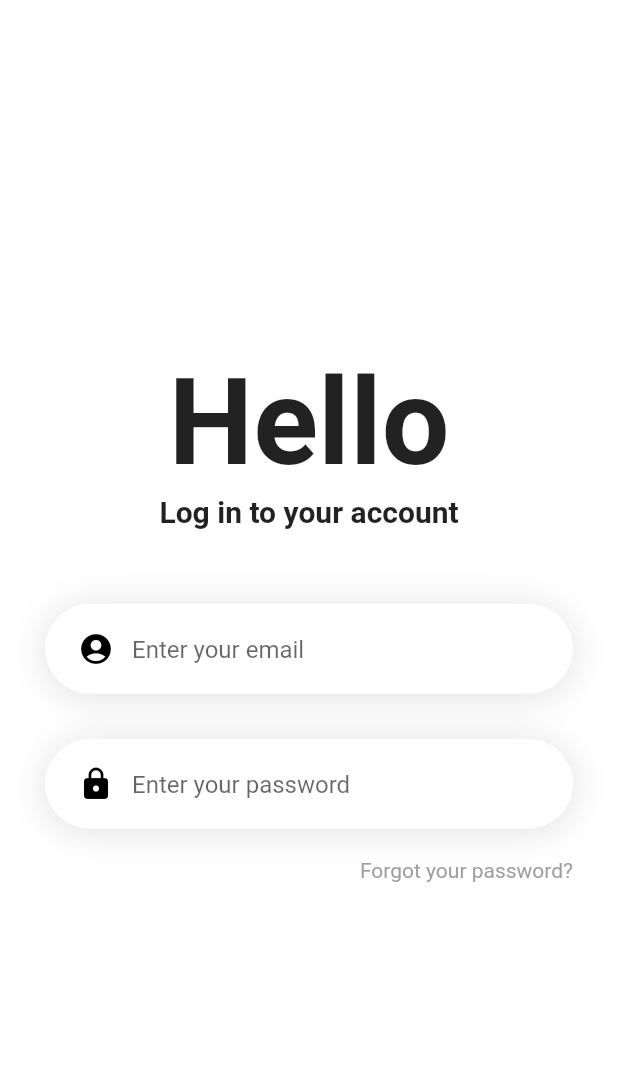
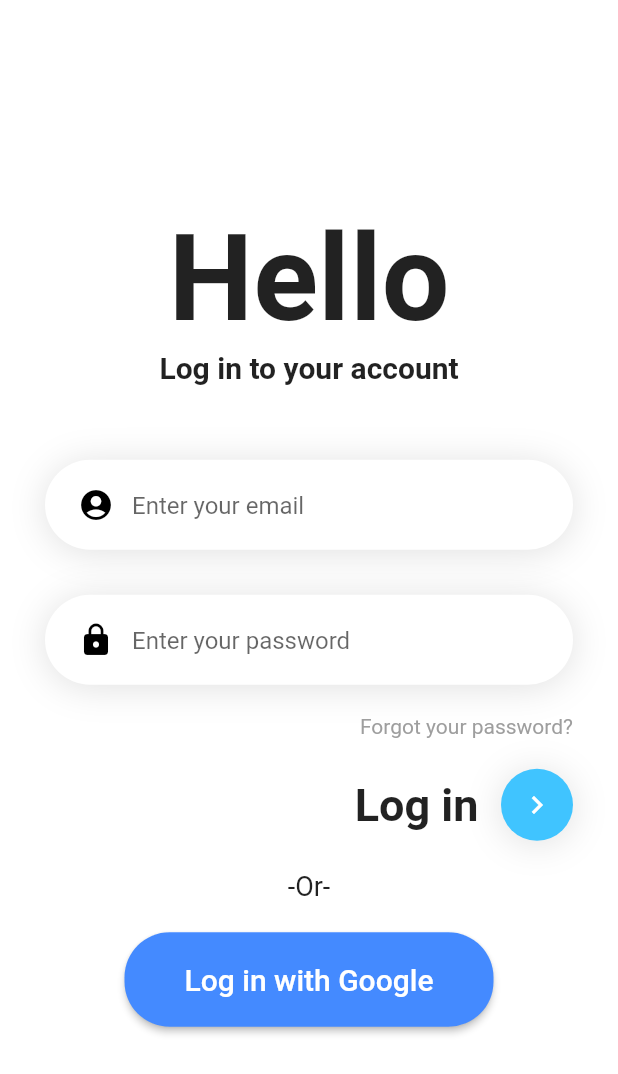
Before and after one commit to nithiwatter/Flutter_Playground, a Flutter app: the screen it shows after launch, on a phone screen of 412 x 824 dp. Shown: the top 1074 px of the screen. Run offline on Flutter 3.47's test engine with Material 2 defaults, Android fonts, the phone set to English and light mode, and no system bars.

Commit message:
styling login button

```diff
--- a/lib/screens/login_screen.dart
+++ b/lib/screens/login_screen.dart
@@ -9,12 +9,14 @@ class _LoginScreenState extends State<LoginScreen> {
   final _formKey = GlobalKey<FormState>();
   final _emailController = TextEditingController();
   final _passwordController = TextEditingController();
+  // final FocusNode _emailFocusNode = FocusNode();
+  final FocusNode _passwordFocusNode = FocusNode();
 
   @override
   void dispose() {
     // Clean up the controller when the widget is removed from the
     // widget tree.
-    _emailController.dispose();
+    // _emailController.dispose();
     _passwordController.dispose();
     super.dispose();
   }
@@ -25,7 +27,6 @@ class _LoginScreenState extends State<LoginScreen> {
       child: Form(
         key: _formKey,
         child: Column(
-          // mainAxisAlignment: MainAxisAlignment.center,
           children: [
             Text(
               'Hello',
@@ -60,6 +61,8 @@ class _LoginScreenState extends State<LoginScreen> {
         height: 60.0,
         child: TextFormField(
           controller: _emailController,
+          onFieldSubmitted: (_) =>
+              FocusScope.of(context).requestFocus(_passwordFocusNode),
           keyboardType: TextInputType.emailAddress,
           style: TextStyle(
             color: Colors.black,
@@ -98,6 +101,7 @@ class _LoginScreenState extends State<LoginScreen> {
         height: 60.0,
         child: TextFormField(
           controller: _passwordController,
+          focusNode: _passwordFocusNode,
           obscureText: true,
           style: TextStyle(
             color: Colors.black,
@@ -129,16 +133,82 @@ class _LoginScreenState extends State<LoginScreen> {
     );
   }
 
+  Widget _loginButton() {
+    return Padding(
+      padding: const EdgeInsets.symmetric(horizontal: 30),
+      child: Row(
+        mainAxisAlignment: MainAxisAlignment.end,
+        crossAxisAlignment: CrossAxisAlignment.center,
+        children: [
+          Text(
+            'Log in',
+            style: const TextStyle(fontWeight: FontWeight.bold, fontSize: 30),
+          ),
+          Container(
+            margin: const EdgeInsets.only(left: 15),
+            decoration: const BoxDecoration(
+              shape: BoxShape.circle,
+              color: Colors.lightBlueAccent,
+              boxShadow: [
+                BoxShadow(
+                  color: Colors.black12,
+                  blurRadius: 20,
+                  offset: Offset(0, 2),
+                ),
+              ],
+            ),
+            child: IconButton(
+                icon: Icon(Icons.chevron_right),
+                color: Colors.white,
+                onPressed: () {}),
+          )
+        ],
+      ),
+    );
+  }
+
+  Widget _googleLoginButton() {
+    return Column(
+      children: [
+        Container(
+          margin: const EdgeInsets.symmetric(vertical: 20),
+          child: Text(
+            '-Or-',
+            style: const TextStyle(fontSize: 18),
+          ),
+        ),
+        Padding(
+            padding: const EdgeInsets.symmetric(horizontal: 30),
+            child: ElevatedButton(
+              child: Text(
+                'Log in with Google',
+                style: const TextStyle(fontSize: 20),
+              ),
+              onPressed: () {},
+              style: ElevatedButton.styleFrom(
+                  primary: Colors.blueAccent,
+                  padding:
+                      const EdgeInsets.symmetric(horizontal: 40, vertical: 20),
+                  shape: RoundedRectangleBorder(
+                    borderRadius: BorderRadius.circular(30),
+                  )),
+            ))
+      ],
+    );
+  }
+
   @override
   Widget build(BuildContext context) {
     return Scaffold(
-      body: Center(
-        child: Container(
-          height: double.infinity,
-          width: double.infinity,
-          color: Colors.white,
+        body: Container(
+      height: double.infinity,
+      width: double.infinity,
+      color: Colors.white,
+      child: Center(
+        child: SingleChildScrollView(
           child: Column(
-            mainAxisAlignment: MainAxisAlignment.center,
+            mainAxisSize: MainAxisSize.min,
+            // mainAxisAlignment: MainAxisAlignment.center,
             children: [
               _buildTitle(),
               _emailField(),
@@ -149,11 +219,16 @@ class _LoginScreenState extends State<LoginScreen> {
               SizedBox(
                 height: 20,
               ),
-              _forgotYourPassword()
+              _forgotYourPassword(),
+              SizedBox(
+                height: 20,
+              ),
+              _loginButton(),
+              _googleLoginButton()
             ],
           ),
         ),
       ),
-    );
+    ));
   }
 }
```
